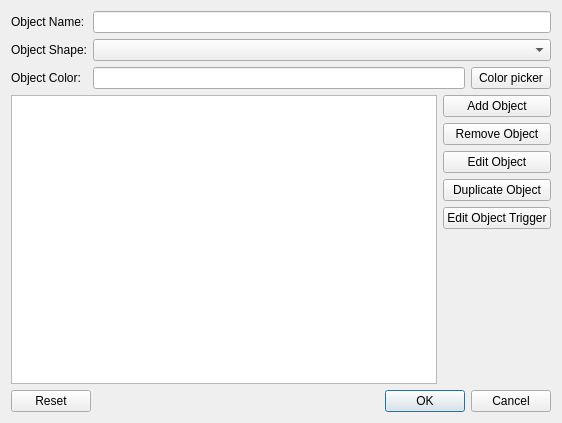
Qt form R_Visualizer/SystemOverview/sysovrvobjectdialog.ui (NeverKnewTheName/R_Visualizer) before a commit.
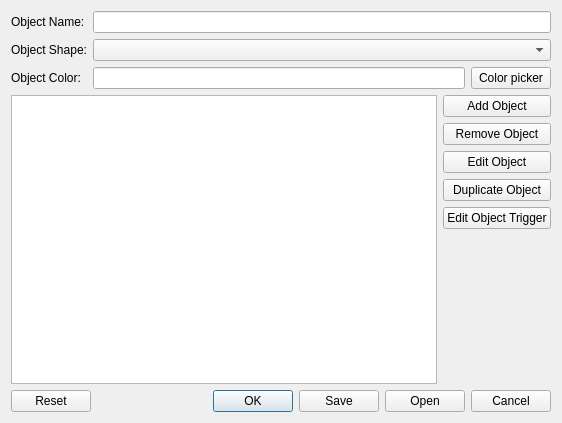
The same form after that commit.

Commit message: added save and open functionality to SysOvrvObjects in JSON format; Duplicating needs revision!

```diff
--- a/R_Visualizer/SystemOverview/sysovrvobjectdialog.ui
+++ b/R_Visualizer/SystemOverview/sysovrvobjectdialog.ui
@@ -124,7 +124,7 @@
       <enum>Qt::Horizontal</enum>
      </property>
      <property name="standardButtons">
-      <set>QDialogButtonBox::Cancel|QDialogButtonBox::Ok|QDialogButtonBox::Reset</set>
+      <set>QDialogButtonBox::Cancel|QDialogButtonBox::Ok|QDialogButtonBox::Open|QDialogButtonBox::Reset|QDialogButtonBox::Save</set>
      </property>
     </widget>
    </item>
```
The commit also changes 14 other files.
